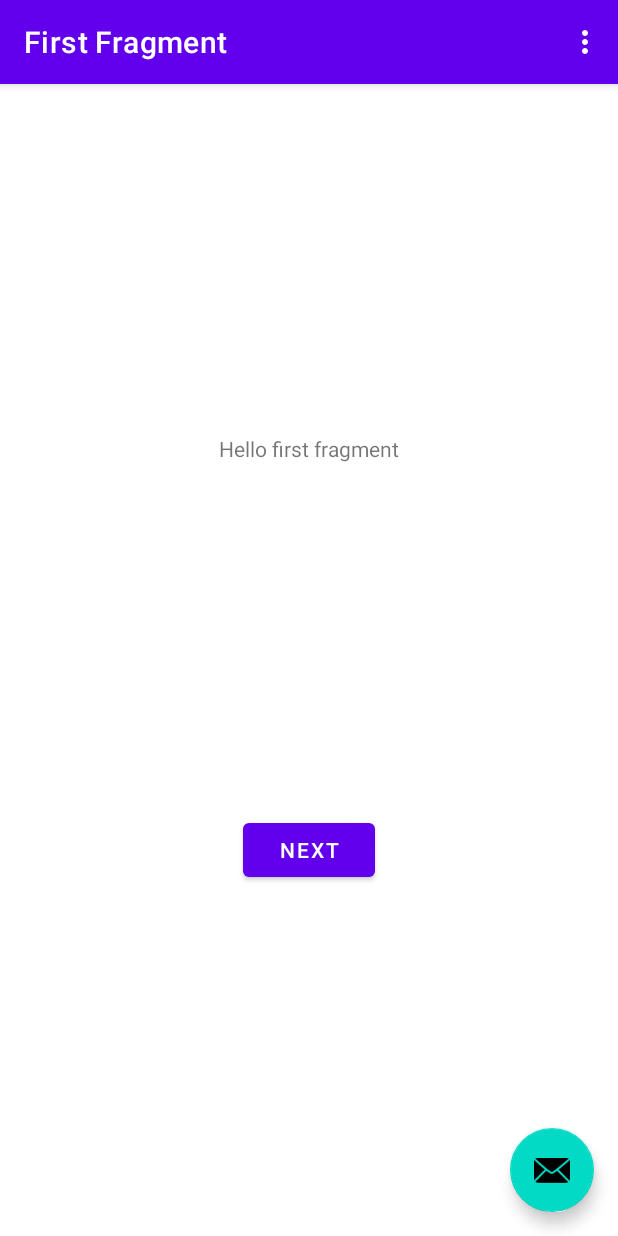
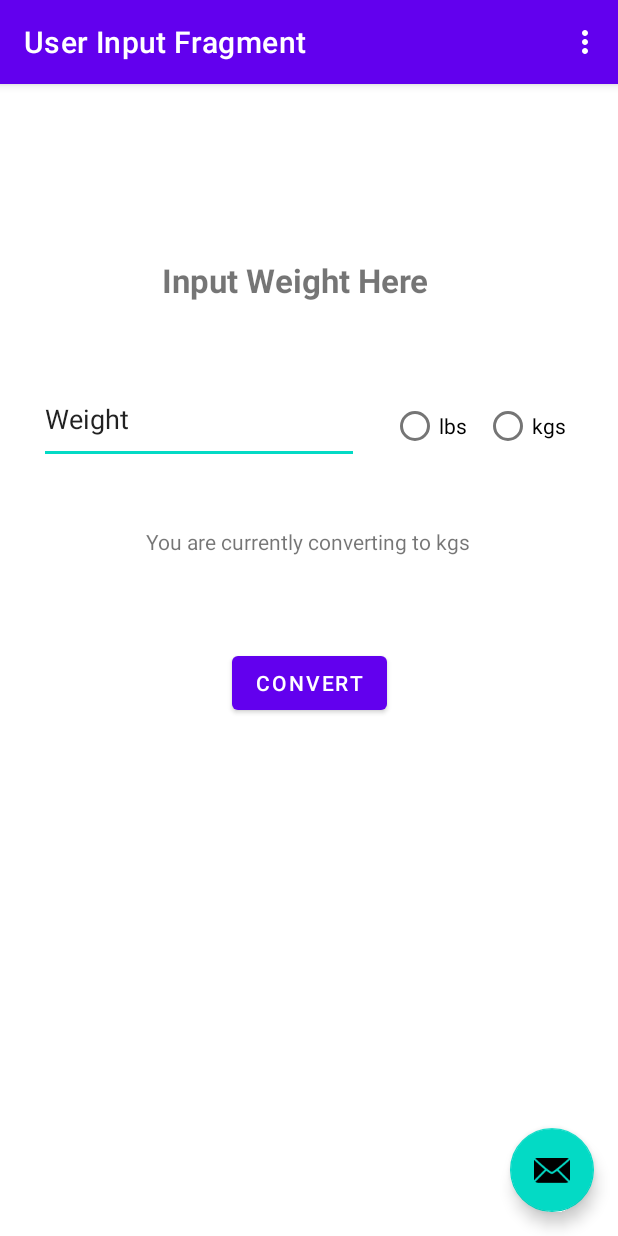
Before and after one commit to thompson-zak/BarbellWeightCalculator, an Android app: the screen it shows after launch (MainActivity), on a phone screen of 412 x 824 dp. Run offline under Robolectric (Android 15) with nearby library versions, the phone set to English and light mode, and no system bars; our stand-ins replace navigation-ui.

Commit message:
Refactoring generated files and styling landing page

```diff
--- a/app/src/main/java/com/example/barbellweightcalculator/SecondFragment.kt
+++ b/app/src/main/java/com/example/barbellweightcalculator/AppOutputFragment.kt
@@ -6,14 +6,14 @@ import android.view.LayoutInflater
 import android.view.View
 import android.view.ViewGroup
 import androidx.navigation.fragment.findNavController
-import com.example.barbellweightcalculator.databinding.FragmentSecondBinding
+import com.example.barbellweightcalculator.databinding.AppOutputFragmentBinding
 
 /**
  * A simple [Fragment] subclass as the second destination in the navigation.
  */
-class SecondFragment : Fragment() {
+class AppOutputFragment : Fragment() {
 
-    private var _binding: FragmentSecondBinding? = null
+    private var _binding: AppOutputFragmentBinding? = null
 
     // This property is only valid between onCreateView and
     // onDestroyView.
@@ -24,7 +24,7 @@ class SecondFragment : Fragment() {
             savedInstanceState: Bundle?
     ): View? {
 
-        _binding = FragmentSecondBinding.inflate(inflater, container, false)
+        _binding = AppOutputFragmentBinding.inflate(inflater, container, false)
         return binding.root
 
     }
--- a/app/src/main/java/com/example/barbellweightcalculator/FirstFragment.kt
+++ b/app/src/main/java/com/example/barbellweightcalculator/UserInputFragment.kt
@@ -6,14 +6,14 @@ import android.view.LayoutInflater
 import android.view.View
 import android.view.ViewGroup
 import androidx.navigation.fragment.findNavController
-import com.example.barbellweightcalculator.databinding.FragmentFirstBinding
+import com.example.barbellweightcalculator.databinding.UserInputFragmentBinding
 
 /**
  * A simple [Fragment] subclass as the default destination in the navigation.
  */
-class FirstFragment : Fragment() {
+class UserInputFragment : Fragment() {
 
-    private var _binding: FragmentFirstBinding? = null
+    private var _binding: UserInputFragmentBinding? = null
 
     // This property is only valid between onCreateView and
     // onDestroyView.
@@ -24,7 +24,7 @@ class FirstFragment : Fragment() {
             savedInstanceState: Bundle?
     ): View? {
 
-        _binding = FragmentFirstBinding.inflate(inflater, container, false)
+        _binding = UserInputFragmentBinding.inflate(inflater, container, false)
         return binding.root
 
     }
--- a/app/src/main/res/layout/fragment_second.xml
+++ b/app/src/main/res/layout/app_output_fragment.xml
@@ -4,24 +4,14 @@
     xmlns:tools="http://schemas.android.com/tools"
     android:layout_width="match_parent"
     android:layout_height="match_parent"
-    tools:context=".SecondFragment">
-
-    <TextView
-        android:id="@+id/textview_second"
-        android:layout_width="wrap_content"
-        android:layout_height="wrap_content"
-        app:layout_constraintBottom_toTopOf="@id/button_second"
-        app:layout_constraintEnd_toEndOf="parent"
-        app:layout_constraintStart_toStartOf="parent"
-        app:layout_constraintTop_toTopOf="parent" />
+    tools:context=".AppOutputFragment">
 
     <Button
         android:id="@+id/button_second"
         android:layout_width="wrap_content"
         android:layout_height="wrap_content"
-        android:text="@string/previous"
+        android:text="@string/go_back"
         app:layout_constraintBottom_toBottomOf="parent"
         app:layout_constraintEnd_toEndOf="parent"
-        app:layout_constraintStart_toStartOf="parent"
-        app:layout_constraintTop_toBottomOf="@id/textview_second" />
+        app:layout_constraintStart_toStartOf="parent" />
 </androidx.constraintlayout.widget.ConstraintLayout>
--- a/app/src/main/res/layout/fragment_first.xml
+++ /dev/null
@@ -1,28 +0,0 @@
-<?xml version="1.0" encoding="utf-8"?>
-<androidx.constraintlayout.widget.ConstraintLayout xmlns:android="http://schemas.android.com/apk/res/android"
-    xmlns:app="http://schemas.android.com/apk/res-auto"
-    xmlns:tools="http://schemas.android.com/tools"
-    android:layout_width="match_parent"
-    android:layout_height="match_parent"
-    tools:context=".FirstFragment">
-
-    <TextView
-        android:id="@+id/textview_first"
-        android:layout_width="wrap_content"
-        android:layout_height="wrap_content"
-        android:text="@string/hello_first_fragment"
-        app:layout_constraintBottom_toTopOf="@id/button_first"
-        app:layout_constraintEnd_toEndOf="parent"
-        app:layout_constraintStart_toStartOf="parent"
-        app:layout_constraintTop_toTopOf="parent" />
-
-    <Button
-        android:id="@+id/button_first"
-        android:layout_width="wrap_content"
-        android:layout_height="wrap_content"
-        android:text="@string/next"
-        app:layout_constraintBottom_toBottomOf="parent"
-        app:layout_constraintEnd_toEndOf="parent"
-        app:layout_constraintStart_toStartOf="parent"
-        app:layout_constraintTop_toBottomOf="@id/textview_first" />
-</androidx.constraintlayout.widget.ConstraintLayout>
--- /dev/null
+++ b/app/src/main/res/layout/settings_fragment.xml
@@ -0,0 +1,6 @@
+<?xml version="1.0" encoding="utf-8"?>
+<androidx.constraintlayout.widget.ConstraintLayout xmlns:android="http://schemas.android.com/apk/res/android"
+    android:layout_width="match_parent"
+    android:layout_height="match_parent">
+
+</androidx.constraintlayout.widget.ConstraintLayout>
--- /dev/null
+++ b/app/src/main/res/layout/user_input_fragment.xml
@@ -0,0 +1,81 @@
+<?xml version="1.0" encoding="utf-8"?>
+<androidx.constraintlayout.widget.ConstraintLayout xmlns:android="http://schemas.android.com/apk/res/android"
+    xmlns:app="http://schemas.android.com/apk/res-auto"
+    xmlns:tools="http://schemas.android.com/tools"
+    android:layout_width="match_parent"
+    android:layout_height="match_parent"
+    tools:context=".UserInputFragment">
+
+    <Button
+        android:id="@+id/button_first"
+        android:layout_width="wrap_content"
+        android:layout_height="wrap_content"
+        android:layout_marginTop="40dp"
+        android:layout_marginBottom="324dp"
+        android:text="@string/user_input_button"
+        app:layout_constraintBottom_toBottomOf="parent"
+        app:layout_constraintEnd_toEndOf="parent"
+        app:layout_constraintStart_toStartOf="parent"
+        app:layout_constraintTop_toBottomOf="@+id/textView2" />
+
+    <TextView
+        android:id="@+id/user_input_label"
+        android:layout_width="wrap_content"
+        android:layout_height="wrap_content"
+        android:layout_marginStart="108dp"
+        android:layout_marginTop="116dp"
+        android:text="@string/user_input_form_label"
+        android:textSize="10pt"
+        android:textStyle="bold"
+        app:layout_constraintStart_toStartOf="parent"
+        app:layout_constraintTop_toTopOf="parent" />
+
+    <EditText
+        android:id="@+id/input_weight_form"
+        android:layout_width="wrap_content"
+        android:layout_height="60dp"
+        android:layout_marginStart="26dp"
+        android:layout_marginTop="48dp"
+        android:ems="10"
+        android:inputType="textShortMessage|number|textPersonName"
+        android:text="@string/weight"
+        app:layout_constraintStart_toStartOf="parent"
+        app:layout_constraintTop_toBottomOf="@+id/user_input_label" />
+
+    <RadioGroup
+        android:id="@+id/weight_selection_radio_original"
+        android:layout_width="126dp"
+        android:layout_height="60dp"
+        android:layout_marginStart="21dp"
+        android:layout_marginTop="198dp"
+        android:orientation="horizontal"
+        app:layout_constraintStart_toEndOf="@+id/input_weight_form"
+        app:layout_constraintTop_toTopOf="parent">
+
+        <RadioButton
+            android:id="@+id/lbs_radio_original"
+            android:layout_width="62dp"
+            android:layout_height="match_parent"
+            android:text="@string/pounds_short"
+            app:layout_constraintBottom_toBottomOf="parent"
+            app:layout_constraintStart_toStartOf="parent" />
+
+        <RadioButton
+            android:id="@+id/kgs_radio_original"
+            android:layout_width="62dp"
+            android:layout_height="60dp"
+            android:text="@string/kilos_short" />
+
+    </RadioGroup>
+
+    <TextView
+        android:id="@+id/textView2"
+        android:layout_width="wrap_content"
+        android:layout_height="wrap_content"
+        android:layout_marginStart="97dp"
+        android:layout_marginTop="42dp"
+        android:text="@string/converting_to_kgs"
+        app:layout_constraintStart_toStartOf="parent"
+        app:layout_constraintTop_toBottomOf="@+id/input_weight_form" />
+
+</androidx.constraintlayout.widget.ConstraintLayout>
--- a/app/src/main/res/navigation/nav_graph.xml
+++ b/app/src/main/res/navigation/nav_graph.xml
@@ -3,26 +3,27 @@
     xmlns:app="http://schemas.android.com/apk/res-auto"
     xmlns:tools="http://schemas.android.com/tools"
     android:id="@+id/nav_graph"
-    app:startDestination="@id/FirstFragment">
+    app:startDestination="@id/UserInputFragment">
 
     <fragment
-        android:id="@+id/FirstFragment"
-        android:name="com.example.barbellweightcalculator.FirstFragment"
-        android:label="@string/first_fragment_label"
-        tools:layout="@layout/fragment_first">
+        android:id="@+id/UserInputFragment"
+        android:name="com.example.barbellweightcalculator.UserInputFragment"
+        android:label="@string/user_input_fragment_label"
+        tools:layout="@layout/user_input_fragment">
 
         <action
             android:id="@+id/action_FirstFragment_to_SecondFragment"
-            app:destination="@id/SecondFragment" />
+            app:destination="@id/AppOutputFragment" />
     </fragment>
     <fragment
-        android:id="@+id/SecondFragment"
-        android:name="com.example.barbellweightcalculator.SecondFragment"
-        android:label="@string/second_fragment_label"
-        tools:layout="@layout/fragment_second">
+        android:id="@+id/AppOutputFragment"
+        android:name="com.example.barbellweightcalculator.AppOutputFragment"
+        android:label="@string/app_output_fragment_label"
+        tools:layout="@layout/app_output_fragment">
 
         <action
             android:id="@+id/action_SecondFragment_to_FirstFragment"
-            app:destination="@id/FirstFragment" />
+            app:destination="@id/UserInputFragment" />
     </fragment>
+    <!-- Add navigation from User Input Fragment to Settings, and back -->
 </navigation>
--- a/app/src/main/res/values/strings.xml
+++ b/app/src/main/res/values/strings.xml
@@ -1,12 +1,23 @@
 <resources>
     <string name="app_name">BarbellWeightCalculator</string>
     <string name="action_settings">Settings</string>
-    <!-- Strings used for fragments for navigation -->
-    <string name="first_fragment_label">First Fragment</string>
-    <string name="second_fragment_label">Second Fragment</string>
-    <string name="next">Next</string>
-    <string name="previous">Previous</string>
 
-    <string name="hello_first_fragment">Hello first fragment</string>
-    <string name="hello_second_fragment">Hello second fragment. Arg: %1$s</string>
+    <!-- General Strings -->
+    <string name="pounds_short">lbs</string>
+    <string name="kilos_short">kgs</string>
+
+    <!-- Strings used for User Input Fragment -->
+    <string name="user_input_fragment_label">User Input Fragment</string>
+
+    <string name="user_input_form_label">Input Weight Here</string>
+    <string name="weight">Weight</string>
+    <string name="converting_to_kgs">You are currently converting to kgs</string>
+    <string name="converting_to_lbs">You are currently converting to lbs</string>
+    <string name="user_input_button">Convert</string>
+
+    <!-- Strings used for App Output Fragment -->
+    <string name="app_output_fragment_label">App Output Fragment</string>
+
+    <string name="go_back">Go Back</string>
+
 </resources>
```
